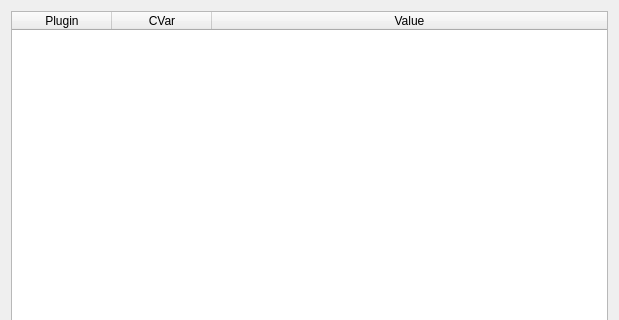
First picture: the form in Code/Tools/Libs/GuiFoundation/Widgets/CVarWidget.ui, repository ezEngine/ezEngine, before the edit; both pictures show x 0 to 619 and y 0 to 320 of the 619 by 568 pixel window.
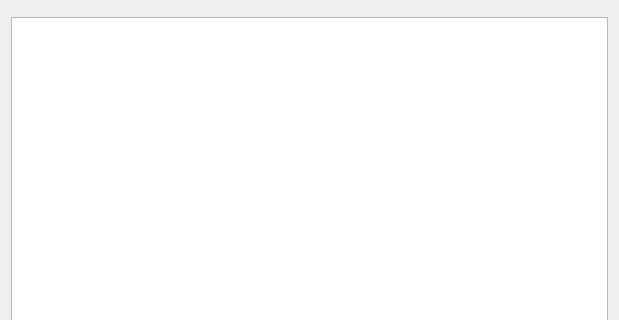
Second picture: the form after the edit. Custom widgets are drawn as their Qt base class.

Commit message: CVars are now displayed in a tree view and can be searched (#468)

```diff
--- a/Code/Tools/Libs/GuiFoundation/Widgets/CVarWidget.ui
+++ b/Code/Tools/Libs/GuiFoundation/Widgets/CVarWidget.ui
@@ -13,73 +13,33 @@
   <property name="windowTitle">
    <string/>
   </property>
-  <layout class="QHBoxLayout" name="horizontalLayout">
+  <layout class="QVBoxLayout" name="verticalLayout">
    <item>
-    <widget class="QTableWidget" name="TableCVars">
-     <property name="selectionMode">
-      <enum>QAbstractItemView::SingleSelection</enum>
+    <widget class="ezQtSearchWidget" name="SearchWidget" native="true"/>
+   </item>
+   <item>
+    <widget class="QTreeView" name="CVarsView">
+     <property name="editTriggers">
+      <set>QAbstractItemView::CurrentChanged|QAbstractItemView::DoubleClicked|QAbstractItemView::EditKeyPressed</set>
      </property>
      <property name="selectionBehavior">
       <enum>QAbstractItemView::SelectRows</enum>
      </property>
-     <property name="verticalScrollMode">
-      <enum>QAbstractItemView::ScrollPerPixel</enum>
-     </property>
-     <property name="horizontalScrollMode">
-      <enum>QAbstractItemView::ScrollPerPixel</enum>
-     </property>
-     <property name="sortingEnabled">
+     <property name="uniformRowHeights">
       <bool>true</bool>
      </property>
-     <property name="wordWrap">
-      <bool>false</bool>
-     </property>
-     <property name="cornerButtonEnabled">
-      <bool>false</bool>
-     </property>
-     <property name="columnCount">
-      <number>3</number>
-     </property>
-     <attribute name="horizontalHeaderVisible">
-      <bool>true</bool>
-     </attribute>
-     <attribute name="horizontalHeaderCascadingSectionResizes">
-      <bool>false</bool>
-     </attribute>
-     <attribute name="horizontalHeaderDefaultSectionSize">
-      <number>100</number>
-     </attribute>
-     <attribute name="horizontalHeaderMinimumSectionSize">
-      <number>40</number>
-     </attribute>
-     <attribute name="horizontalHeaderShowSortIndicator" stdset="0">
-      <bool>true</bool>
-     </attribute>
-     <attribute name="horizontalHeaderStretchLastSection">
-      <bool>true</bool>
-     </attribute>
-     <attribute name="verticalHeaderVisible">
-      <bool>false</bool>
-     </attribute>
-     <column>
-      <property name="text">
-       <string>Plugin</string>
-      </property>
-     </column>
-     <column>
-      <property name="text">
-       <string>CVar</string>
-      </property>
-     </column>
-     <column>
-      <property name="text">
-       <string>Value</string>
-      </property>
-     </column>
     </widget>
    </item>
   </layout>
  </widget>
+ <customwidgets>
+  <customwidget>
+   <class>ezQtSearchWidget</class>
+   <extends>QWidget</extends>
+   <header location="global">GuiFoundation/Widgets/SearchWidget.moc.h</header>
+   <container>1</container>
+  </customwidget>
+ </customwidgets>
  <resources>
   <include location="../QtResources/resources.qrc"/>
  </resources>
```
Left out of the diff: 5 changed lines with no effect on the pictures. The commit also changes 27 other files.
